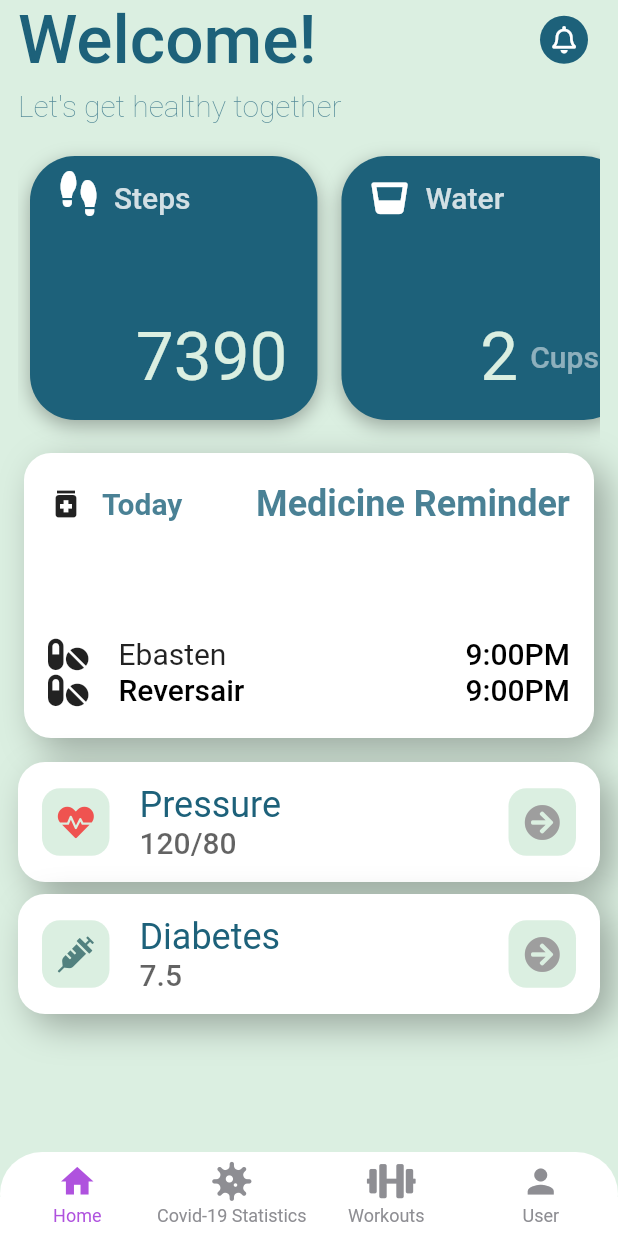
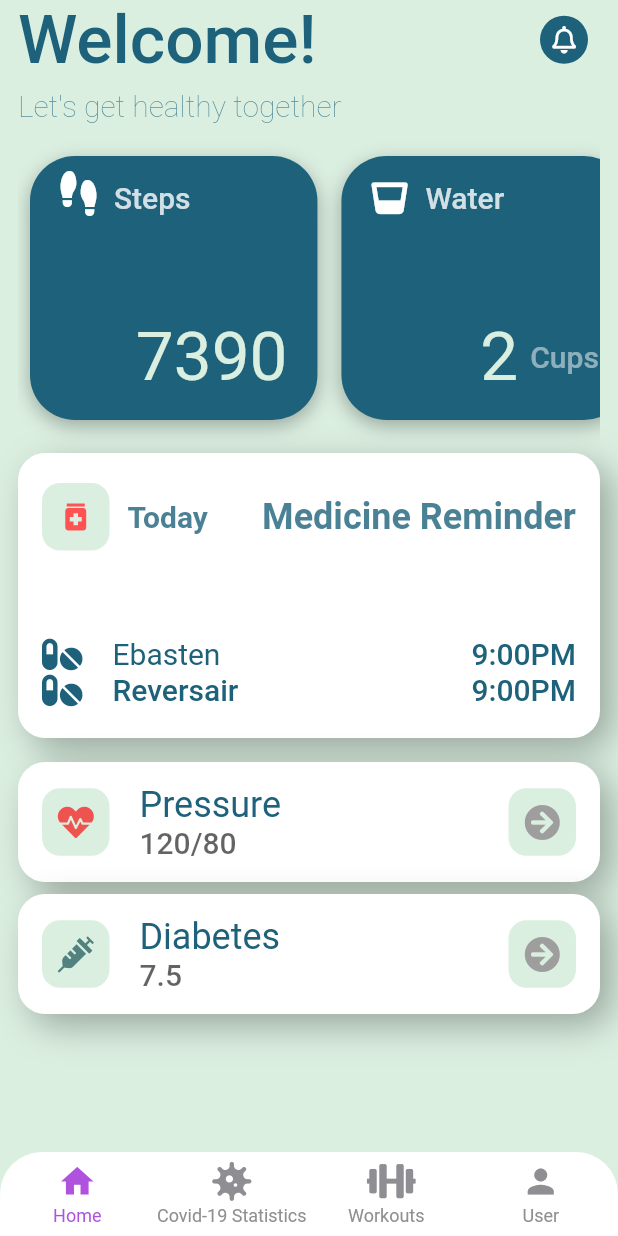
Before and after one commit to SumayaSiddique/Care_4_U_project, a Flutter app: the screen it shows once a user with an empty profile is signed in, on a phone screen of 412 x 824 dp. Run offline on Flutter 3.47's test engine with Material 2 defaults, Android fonts, the phone set to English and light mode, and no system bars; drawn by our look-alikes of persistent_bottom_nav_bar; our stand-ins replace carousel_slider, cloud_firestore, firebase_auth, firebase_core, fl_chart, flutter_local_notifications and 12 more; accounts and stored records are empty; Roboto replaces fonts that are missing (SF Pro Rounded); project files that could hold a hidden picture were left out.

Commit message:
MedicineView UI Improved

```diff
--- a/care_4_u_project/lib/Screens/Home/modules/MedicineView.dart
+++ b/care_4_u_project/lib/Screens/Home/modules/MedicineView.dart
@@ -19,7 +19,7 @@ class MedicineView extends StatelessWidget {
   Widget build(BuildContext context) {
     return Padding(
       padding: const EdgeInsets.symmetric(
-        horizontal: 4,
+        horizontal: 0,
         // vertical: 0,
       ),
       child: Row(
@@ -44,7 +44,18 @@ class MedicineView extends StatelessWidget {
                 theme: theme,
                 title: "Medicine Reminder",
                 subtitle: 'Today',
-                icon: Icon(Icons.medication),
+                icon: Container(
+                  height: 45,
+                  width: 45,
+                  decoration: BoxDecoration(
+                    color: Color(0xffdbefe1),
+                    borderRadius: BorderRadius.circular(12),
+                  ),
+                  child: Icon(
+                    Icons.medication,
+                    color: Colors.redAccent,
+                  ),
+                ),
                 image: 'images/HomeBG/medicine.jpeg',
                 child: Column(
                   children: [
@@ -54,7 +65,10 @@ class MedicineView extends StatelessWidget {
                       children: [
                         Row(
                           children: [
-                            FaIcon(FontAwesomeIcons.pills),
+                            FaIcon(
+                              FontAwesomeIcons.pills,
+                              color: Color(0xff1d617A),
+                            ),
                             SizedBox(
                               width: 20,
                             ),
@@ -62,6 +76,7 @@ class MedicineView extends StatelessWidget {
                               'Ebasten',
                               style: TextStyle(
                                 fontSize: theme.headline6!.fontSize,
+                                color: Color(0xff1d617A),
                               ),
                               // style: theme.headline6!.apply(color: Colors.black),
                             ),
@@ -69,7 +84,9 @@ class MedicineView extends StatelessWidget {
                         ),
                         Text(
                           '9:00PM',
-                          style: theme.headline6!.apply(color: Colors.black),
+                          style: theme.headline6!.apply(
+                            color: Color(0xff1d617A),
+                          ),
                         ),
                       ],
                     ),
@@ -79,20 +96,26 @@ class MedicineView extends StatelessWidget {
                       children: [
                         Row(
                           children: [
-                            FaIcon(FontAwesomeIcons.pills),
+                            FaIcon(
+                              FontAwesomeIcons.pills,
+                              color: Color(0xff1d617A),
+                            ),
                             SizedBox(
                               width: 20,
                             ),
                             Text(
                               'Reversair',
-                              style:
-                                  theme.headline6!.apply(color: Colors.black),
+                              style: theme.headline6!.apply(
+                                color: Color(0xff1d617A),
+                              ),
                             ),
                           ],
                         ),
                         Text(
                           '9:00PM',
-                          style: theme.headline6!.apply(color: Colors.black),
+                          style: theme.headline6!.apply(
+                            color: Color(0xff1d617A),
+                          ),
                         ),
                       ],
                     ),
```
